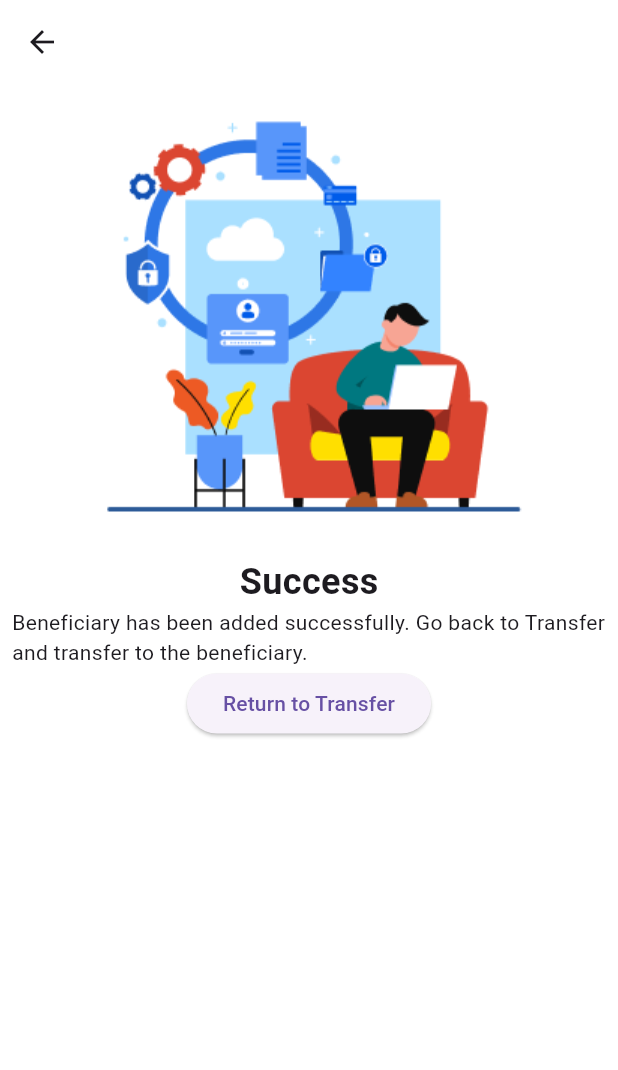
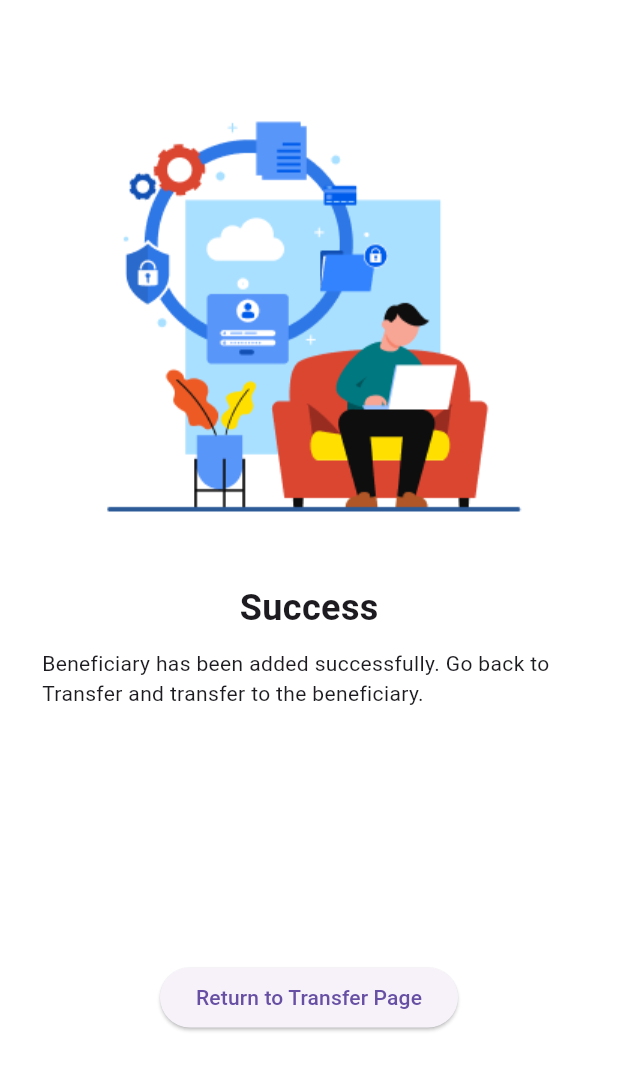
Before and after one commit to ridwan1178/rupali_bank_demo, a Flutter app: the AddBeneficiaryDetailsPage screen opened by its route, after a tap on "Submit", on a phone screen of 412 x 824 dp. Shown: the top 1070 px of the screen. Run offline on Flutter 3.47's test engine with Material 3 defaults, Android fonts, the phone set to English and light mode, and no system bars; our stand-ins replace dots_indicator, flutter_easyloading, flutter_svg, go_router; generated files the repository leaves out were written again.

Commit message:
added basic success page template

```diff
--- a/lib/core/configs/app_router_config.dart
+++ b/lib/core/configs/app_router_config.dart
@@ -34,6 +34,7 @@ class AppRouterConfig {
           return const SplashPage();
         },
       ),
+      successPage0,
       OnboardingRoutes.onboardingPage,
       SigninRoutes.signinPage,
       LandingPageRoutes.landingPage,
@@ -45,12 +46,11 @@ class AppRouterConfig {
     ]);
   }
 
-  // static GoRoute successPage = GoRoute(
-  //   name: BasicSuccessPage0.namedRoute,
-  //   path: BasicSuccessPage0.path,
-  //   builder: (context, state) {
-  //     BasicSuccessPage0(pageText: pageText)
-  //   },
-  // );
-
+  static GoRoute successPage0 = GoRoute(
+    name: BasicSuccessPage0.namedRoute,
+    path: BasicSuccessPage0.path,
+    builder: (context, state) {
+      return BasicSuccessPage0();
+    },
+  );
 }
--- a/lib/transfers/presentation/beneficiary_management/add_beneficiary_page.dart
+++ b/lib/transfers/presentation/beneficiary_management/add_beneficiary_page.dart
@@ -35,16 +35,16 @@ class AddBeneficiaryPage extends StatelessWidget {
                  padding: EdgeInsets.all(8.0),
                  child: Text("Select Transfer Type",),
                )),
-            options(silBanking, AddBeneficiaryDetailsPage.namedRoute, context),
-            options(otherBanks, AddBeneficiaryDetailsPage.namedRoute, context),
-            options(mfsTransfer, AddBeneficiaryDetailsPage.namedRoute, context),
+            options(silBanking, AddBeneficiaryDetailsPage.namedRoute, context, "SIL Banking"),
+            options(otherBanks, AddBeneficiaryDetailsPage.namedRoute, context, "Other Banks"),
+            options(mfsTransfer, AddBeneficiaryDetailsPage.namedRoute, context, "MFS Transfer"),
           ],
         ),
       ),
     ));
   }
 
-  Widget options(IconData icon, String namedRoute, BuildContext context) {
+  Widget options(IconData icon, String namedRoute, BuildContext context, String text) {
     return GestureDetector(
         onTap: () {
           context.pushNamed(namedRoute);
@@ -65,8 +65,8 @@ class AddBeneficiaryPage extends StatelessWidget {
                   icon,
                   color: AppColors.primary,
                 ),
-                const Text(
-                  "Sil Bank Account",
+                 Text(
+                  text,
                   style: TextStyle(fontSize: 14, fontWeight: FontWeight.w600),
                 )
               ],
--- a/lib/transfers/presentation/beneficiary_management/beneficiary_details/add_beneficiary_details_page.dart
+++ b/lib/transfers/presentation/beneficiary_management/beneficiary_details/add_beneficiary_details_page.dart
@@ -1,6 +1,7 @@
 import 'package:flutter/cupertino.dart';
 import 'package:flutter/material.dart';
 import 'package:rupali_bank_demo/core/configs/app_global_themes/app_input_decoration_theme.dart';
+import 'package:rupali_bank_demo/core/configs/app_images.dart';
 import 'package:rupali_bank_demo/landing_page/presentation/landing_page.dart';
 import 'package:rupali_bank_demo/transfers/presentation/beneficiary_management/add_beneficiary_page.dart';
 import 'package:rupali_bank_demo/transfers/presentation/beneficiary_management/beneficiary_management_page.dart';
@@ -8,6 +9,8 @@ import 'package:rupali_bank_demo/utils/appbar_widgets/page_title_wiget.dart';
 import 'package:rupali_bank_demo/utils/basic_appbar.dart';
 import 'package:rupali_bank_demo/utils/basic_success_page_0.dart';
 import 'package:go_router/go_router.dart';
+import 'package:flutter/scheduler.dart';
+import 'package:rupali_bank_demo/utils/succes_page_templates/success_page_template_0.dart';
 
 class AddBeneficiaryDetailsPage extends StatelessWidget {
   AddBeneficiaryDetailsPage({super.key});
@@ -35,27 +38,30 @@ class AddBeneficiaryDetailsPage extends StatelessWidget {
               width: 330,
               child: Column(
                 children: [
-                  Text("Account Number"),
+                  const Text("Account Number"),
                   _accountNumberField(context),
-                  SizedBox(
+                  const SizedBox(
                     height: 20,
                   ),
-                  Text("Account Name"),
+                  const Text("Account Name"),
                   _accountNameField(context),
-                  SizedBox(
+                  const SizedBox(
                     height: 100,
                   ),
                   ElevatedButton(
                       onPressed: () => {
-                            Navigator.push(
-                                context,
-                                MaterialPageRoute(
-                                    builder: (BuildContext context) =>
-                                        BasicSuccessPage0(
-                                            pageText: successText(), pageButton: returnButton(context),)),
-                                )
+                            context.goNamed(BasicSuccessPage0.namedRoute,
+                                extra: SuccessPageTemplate0(image: Image.asset(AppImages.success0),
+                                namedRoute: LandingPage.namedRoute, extra: 2, buttonName: "Return to Transfer Page", text: successText(),))
+                            // Navigator.push(
+                            //     context,
+                            //     MaterialPageRoute(
+                            //         builder: (BuildContext context) =>
+                            //             BasicSuccessPage0(
+                            //                 pageText: successText(), pageButton: returnButton(context),)),
+                            //     )
                           },
-                      child: Text("Submit")),
+                      child: const Text("Submit")),
                 ],
               ),
             ),
@@ -66,20 +72,36 @@ class AddBeneficiaryDetailsPage extends StatelessWidget {
   }
 
   Widget successText() {
-    return Center(
+    return const Center(
       child: Column(
         children: [
-          Text("Success", style: TextStyle(fontSize: 24, fontWeight: FontWeight.w700),),
-          Text("Beneficiary has been added successfully. Go back to Transfer and transfer to the beneficiary.")
+
+           Text(
+            "Success",
+            style: TextStyle(fontSize: 24, fontWeight: FontWeight.w700),
+          ),
+           SizedBox(
+            height: 10,
+          ),
+          Padding(
+            padding: EdgeInsets.symmetric(horizontal: 20),
+            child:  Text(
+                "Beneficiary has been added successfully. Go back to Transfer and transfer to the beneficiary.", ),
+          ),
+
         ],
       ),
     );
   }
 
-  Widget returnButton(BuildContext context){
-    return ElevatedButton(onPressed: (){
-      context.goNamed(LandingPage.namedRoute, extra: 2);
-    }, child: Text("Return to Transfer"));
+  Widget returnButton(BuildContext context) {
+    return ElevatedButton(
+        onPressed: () {
+          SchedulerBinding.instance.addPostFrameCallback((_) {
+            context.goNamed(LandingPage.namedRoute, extra: 2);
+          });
+        },
+        child: Text("Return to Transfer"));
   }
 
   Widget _accountNumberField(context) {
--- a/lib/transfers/presentation/beneficiary_management/delete_beneficiary_page.dart
+++ b/lib/transfers/presentation/beneficiary_management/delete_beneficiary_page.dart
@@ -30,16 +30,16 @@ class DeleteBeneficiaryPage extends StatelessWidget {
                  padding: EdgeInsets.all(8.0),
                  child: Text("Select Transfer Type",),
                )),
-            options(silBanking, DeleteBeneficiaryList.namedRoute, context),
-            options(otherBanks, DeleteBeneficiaryList.namedRoute, context),
-            options(mfsTransfer, DeleteBeneficiaryList.namedRoute, context),
+            options(silBanking, DeleteBeneficiaryList.namedRoute, context, "SIL Banking"),
+            options(otherBanks, DeleteBeneficiaryList.namedRoute, context, "Other Banks"),
+            options(mfsTransfer, DeleteBeneficiaryList.namedRoute, context, "MFS Transfer"),
           ],
         ),
       ),
     ));
   }
 
-    Widget options(IconData icon, String namedRoute, BuildContext context) {
+    Widget options(IconData icon, String namedRoute, BuildContext context, String text) {
     return GestureDetector(
         onTap: () {
           context.pushNamed(namedRoute);
@@ -60,8 +60,8 @@ class DeleteBeneficiaryPage extends StatelessWidget {
                   icon,
                   color: AppColors.primary,
                 ),
-                const Text(
-                  "Sil Bank Account",
+                 Text(
+                  text,
                   style: TextStyle(fontSize: 14, fontWeight: FontWeight.w600),
                 )
               ],
--- a/lib/utils/basic_success_page_0.dart
+++ b/lib/utils/basic_success_page_0.dart
@@ -1,30 +1,19 @@
 import 'package:flutter/material.dart';
 import 'package:rupali_bank_demo/core/configs/app_images.dart';
 import 'package:rupali_bank_demo/utils/basic_appbar.dart';
+import 'package:go_router/go_router.dart';
 
 class BasicSuccessPage0 extends StatelessWidget {
-  final Widget pageText;
-  Widget? pageButton;
-  BasicSuccessPage0({super.key, required this.pageText, this.pageButton});
+  // final Widget pageText;
+  // Widget? pageButton;
+  const BasicSuccessPage0({super.key});
 
   static const namedRoute = "successpage";
   static const path = "/$namedRoute";
 
   @override
   Widget build(BuildContext context) {
-    return SafeArea(
-        child: Scaffold(
-      appBar: BasicAppbar(hideBackButton: true),
-      body: Padding(
-        padding: const EdgeInsets.all(8.0),
-        child: Column(
-          children: [
-            Image.asset(AppImages.success0),
-            pageText,
-            pageButton??SizedBox.shrink(),
-          ],
-        ),
-      ),
-    ));
+    Widget extra = GoRouterState.of(context).extra! as Widget;
+    return extra;
   }
 }
--- /dev/null
+++ b/lib/utils/succes_page_templates/success_page_template_0.dart
@@ -0,0 +1,54 @@
+import 'package:flutter/cupertino.dart';
+import 'package:flutter/material.dart';
+import 'package:go_router/go_router.dart';
+import 'package:rupali_bank_demo/utils/basic_appbar.dart';
+
+class SuccessPageTemplate0 extends StatelessWidget {
+  final Widget? image;
+  final Widget? text;
+  final String? namedRoute;
+  final dynamic extra;
+  final String? buttonName;
+  SuccessPageTemplate0(
+      {super.key, this.image, this.text, this.namedRoute, this.buttonName, this.extra});
+
+  bool showButton = false;
+
+  // void assertParam(){
+  //   if(namedRoute != null && buttonName == null){
+  //     assert()
+  //   }
+  // }
+
+  @override
+  Widget build(BuildContext context) {
+    if (namedRoute != null) {
+      showButton = true;
+    }
+    return SafeArea(
+        child: Scaffold(
+          appBar:const  BasicAppbar(hideBackButton: true),
+      body: Padding(
+        padding: const EdgeInsets.all(8.0),
+        child: Column(
+          //children: [Image.asset(AppImages.success0), extra],
+          children: [
+            image ?? const SizedBox.shrink(),
+            const SizedBox(
+              height: 17,
+            ),
+            text ?? const SizedBox.shrink(),
+            const SizedBox(
+              height: 169,
+            ),
+            showButton
+                ? ElevatedButton(
+                    onPressed: () => context.goNamed(namedRoute!, extra: extra),
+                    child: Text(buttonName!))
+                : const SizedBox.shrink(),
+          ],
+        ),
+      ),
+    ));
+  }
+}
```
